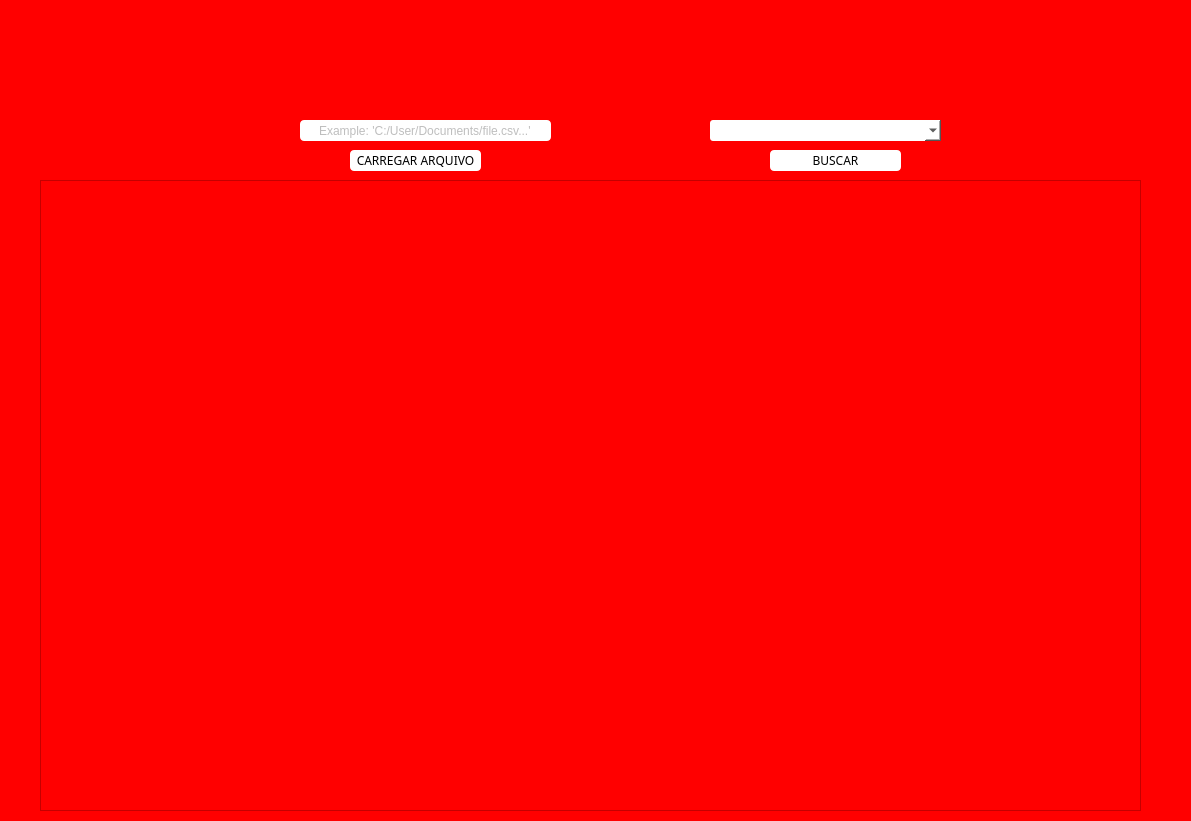
Qt form telas/senai-xls-4.ui (eduardo-victor/excel-management-senai) before a commit.
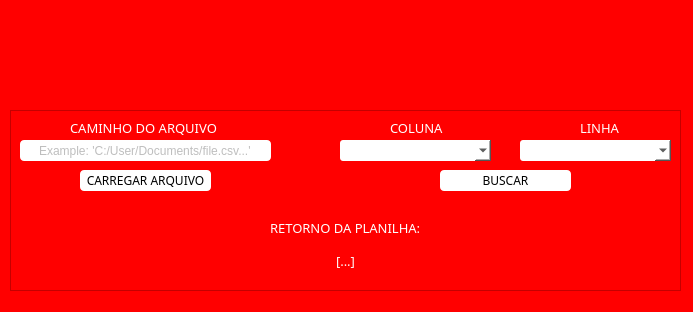
The same form after that commit. Icons and pictures are not drawn.

Commit message: excelmanagement-senai-finalized

```diff
--- a/telas/senai-xls-4.ui
+++ b/telas/senai-xls-4.ui
@@ -6,20 +6,20 @@
    <rect>
     <x>0</x>
     <y>0</y>
-    <width>1191</width>
-    <height>821</height>
+    <width>693</width>
+    <height>312</height>
    </rect>
   </property>
   <property name="minimumSize">
    <size>
-    <width>500</width>
-    <height>500</height>
+    <width>693</width>
+    <height>312</height>
    </size>
   </property>
   <property name="maximumSize">
    <size>
-    <width>2000</width>
-    <height>2000</height>
+    <width>693</width>
+    <height>312</height>
    </size>
   </property>
   <property name="windowTitle">
@@ -31,8 +31,8 @@
   <widget class="QLabel" name="label">
    <property name="geometry">
     <rect>
-     <x>360</x>
-     <y>30</y>
+     <x>70</x>
+     <y>20</y>
      <width>551</width>
      <height>71</height>
     </rect>
@@ -47,48 +47,12 @@
     <bool>true</bool>
    </property>
   </widget>
-  <widget class="QTableWidget" name="tabela">
+  <widget class="QComboBox" name="cb_colunas">
    <property name="geometry">
     <rect>
-     <x>40</x>
-     <y>180</y>
-     <width>1101</width>
-     <height>631</height>
-    </rect>
-   </property>
-   <property name="sizePolicy">
-    <sizepolicy hsizetype="Maximum" vsizetype="Maximum">
-     <horstretch>0</horstretch>
-     <verstretch>0</verstretch>
-    </sizepolicy>
-   </property>
-   <property name="minimumSize">
-    <size>
-     <width>0</width>
-     <height>0</height>
-    </size>
-   </property>
-   <property name="maximumSize">
-    <size>
-     <width>1280</width>
-     <height>720</height>
-    </size>
-   </property>
-   <property name="font">
-    <font>
-     <pointsize>7</pointsize>
-    </font>
-   </property>
-   <property name="styleSheet">
-    <string notr="true">border-color: rgb(255, 255, 255);</string>
-   </property>
-  </widget>
-  <widget class="QComboBox" name="cb_rows">
-   <property name="geometry">
-    <rect>
-     <x>710</x>
-     <y>120</y>
-     <width>231</width>
+     <x>340</x>
+     <y>140</y>
+     <width>151</width>
      <height>21</height>
     </rect>
    </property>
@@ -104,8 +68,8 @@
    </property>
    <property name="geometry">
     <rect>
-     <x>300</x>
-     <y>120</y>
+     <x>20</x>
+     <y>140</y>
      <width>251</width>
      <height>21</height>
     </rect>
@@ -125,8 +89,8 @@
   <widget class="QPushButton" name="load_excel">
    <property name="geometry">
     <rect>
-     <x>350</x>
-     <y>150</y>
+     <x>80</x>
+     <y>170</y>
      <width>131</width>
      <height>21</height>
     </rect>
@@ -162,8 +126,8 @@
   <widget class="QPushButton" name="botao_buscar">
    <property name="geometry">
     <rect>
-     <x>770</x>
-     <y>150</y>
+     <x>440</x>
+     <y>170</y>
      <width>131</width>
      <height>21</height>
     </rect>
@@ -196,6 +160,194 @@
     <string>BUSCAR</string>
    </property>
   </widget>
+  <widget class="QComboBox" name="cb_rows">
+   <property name="geometry">
+    <rect>
+     <x>520</x>
+     <y>140</y>
+     <width>151</width>
+     <height>21</height>
+    </rect>
+   </property>
+   <property name="styleSheet">
+    <string notr="true">background-color: rgb(255, 255, 255);
+border: none;
+border-radius: 3px;</string>
+   </property>
+  </widget>
+  <widget class="QLabel" name="label_path">
+   <property name="geometry">
+    <rect>
+     <x>70</x>
+     <y>120</y>
+     <width>151</width>
+     <height>16</height>
+    </rect>
+   </property>
+   <property name="font">
+    <font>
+     <family>Century Gothic</family>
+     <pointsize>10</pointsize>
+     <weight>50</weight>
+     <italic>false</italic>
+     <bold>false</bold>
+    </font>
+   </property>
+   <property name="styleSheet">
+    <string notr="true">color: rgb(255, 255, 255);</string>
+   </property>
+   <property name="text">
+    <string>CAMINHO DO ARQUIVO</string>
+   </property>
+  </widget>
+  <widget class="QLabel" name="label_path_2">
+   <property name="geometry">
+    <rect>
+     <x>390</x>
+     <y>120</y>
+     <width>61</width>
+     <height>16</height>
+    </rect>
+   </property>
+   <property name="font">
+    <font>
+     <family>Century Gothic</family>
+     <pointsize>10</pointsize>
+     <weight>50</weight>
+     <italic>false</italic>
+     <bold>false</bold>
+    </font>
+   </property>
+   <property name="styleSheet">
+    <string notr="true">color: rgb(255, 255, 255);</string>
+   </property>
+   <property name="text">
+    <string>COLUNA</string>
+   </property>
+  </widget>
+  <widget class="QLabel" name="label_path_3">
+   <property name="geometry">
+    <rect>
+     <x>580</x>
+     <y>120</y>
+     <width>41</width>
+     <height>16</height>
+    </rect>
+   </property>
+   <property name="font">
+    <font>
+     <family>Century Gothic</family>
+     <pointsize>10</pointsize>
+     <weight>50</weight>
+     <italic>false</italic>
+     <bold>false</bold>
+    </font>
+   </property>
+   <property name="styleSheet">
+    <string notr="true">color: rgb(255, 255, 255);</string>
+   </property>
+   <property name="text">
+    <string>LINHA</string>
+   </property>
+  </widget>
+  <widget class="QLabel" name="lbl_retorno">
+   <property name="geometry">
+    <rect>
+     <x>20</x>
+     <y>240</y>
+     <width>651</width>
+     <height>41</height>
+    </rect>
+   </property>
+   <property name="font">
+    <font>
+     <family>Century Gothic</family>
+     <pointsize>10</pointsize>
+    </font>
+   </property>
+   <property name="styleSheet">
+    <string notr="true">color: white;</string>
+   </property>
+   <property name="text">
+    <string>[...]</string>
+   </property>
+   <property name="alignment">
+    <set>Qt::AlignCenter</set>
+   </property>
+  </widget>
+  <widget class="QLabel" name="label_path_4">
+   <property name="geometry">
+    <rect>
+     <x>270</x>
+     <y>220</y>
+     <width>151</width>
+     <height>16</height>
+    </rect>
+   </property>
+   <property name="font">
+    <font>
+     <family>Century Gothic</family>
+     <pointsize>10</pointsize>
+     <weight>50</weight>
+     <italic>false</italic>
+     <bold>false</bold>
+    </font>
+   </property>
+   <property name="styleSheet">
+    <string notr="true">color: rgb(255, 255, 255);</string>
+   </property>
+   <property name="text">
+    <string>RETORNO DA PLANILHA:</string>
+   </property>
+  </widget>
+  <widget class="QTableWidget" name="tableWidget">
+   <property name="geometry">
+    <rect>
+     <x>10</x>
+     <y>110</y>
+     <width>671</width>
+     <height>181</height>
+    </rect>
+   </property>
+   <property name="sizePolicy">
+    <sizepolicy hsizetype="Fixed" vsizetype="Fixed">
+     <horstretch>0</horstretch>
+     <verstretch>0</verstretch>
+    </sizepolicy>
+   </property>
+   <property name="minimumSize">
+    <size>
+     <width>0</width>
+     <height>0</height>
+    </size>
+   </property>
+   <property name="maximumSize">
+    <size>
+     <width>951</width>
+     <height>461</height>
+    </size>
+   </property>
+   <property name="font">
+    <font>
+     <pointsize>7</pointsize>
+    </font>
+   </property>
+   <property name="styleSheet">
+    <string notr="true">border-color: rgb(255, 255, 255);</string>
+   </property>
+  </widget>
+  <zorder>tableWidget</zorder>
+  <zorder>label</zorder>
+  <zorder>cb_colunas</zorder>
+  <zorder>load_path</zorder>
+  <zorder>load_excel</zorder>
+  <zorder>botao_buscar</zorder>
+  <zorder>cb_rows</zorder>
+  <zorder>label_path</zorder>
+  <zorder>label_path_2</zorder>
+  <zorder>label_path_3</zorder>
+  <zorder>lbl_retorno</zorder>
+  <zorder>label_path_4</zorder>
  </widget>
  <resources/>
  <connections/>
```
The commit also changes 7 other files.
